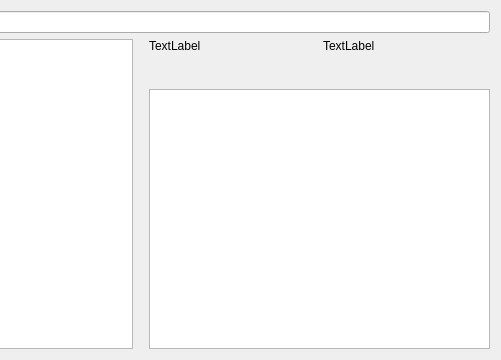
Before: the Qt Designer form browser.ui in zbaylin/Naves, drawn with Qt 5; both pictures show x 219 to 720 and y 0 to 360 of the 720 by 360 pixel window.
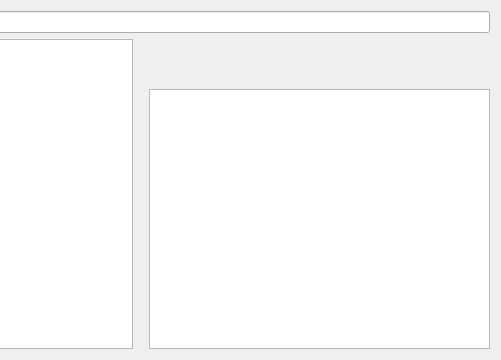
After: the same form once the commit is applied. Icons and pictures are not drawn.

```diff
--- a/browser.ui
+++ b/browser.ui
@@ -84,7 +84,7 @@
             </sizepolicy>
            </property>
            <property name="text">
-            <string>TextLabel</string>
+            <string/>
            </property>
           </widget>
          </item>
@@ -97,7 +97,7 @@
             </sizepolicy>
            </property>
            <property name="text">
-            <string>TextLabel</string>
+            <string/>
            </property>
           </widget>
          </item>
```
Left out of the diff: 6 changed lines with no effect on the pictures.
